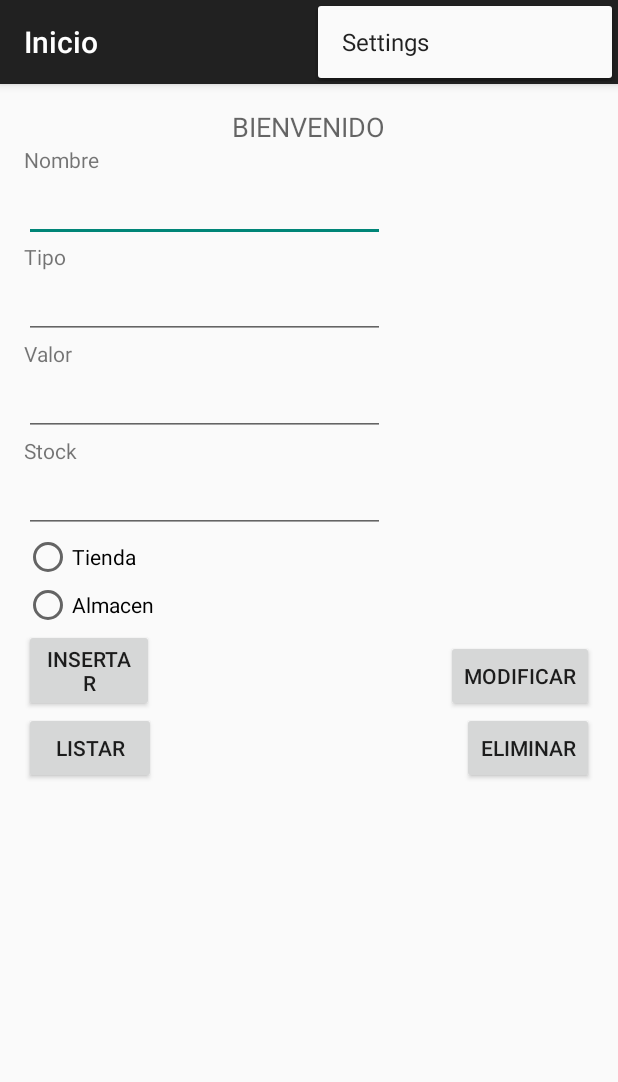
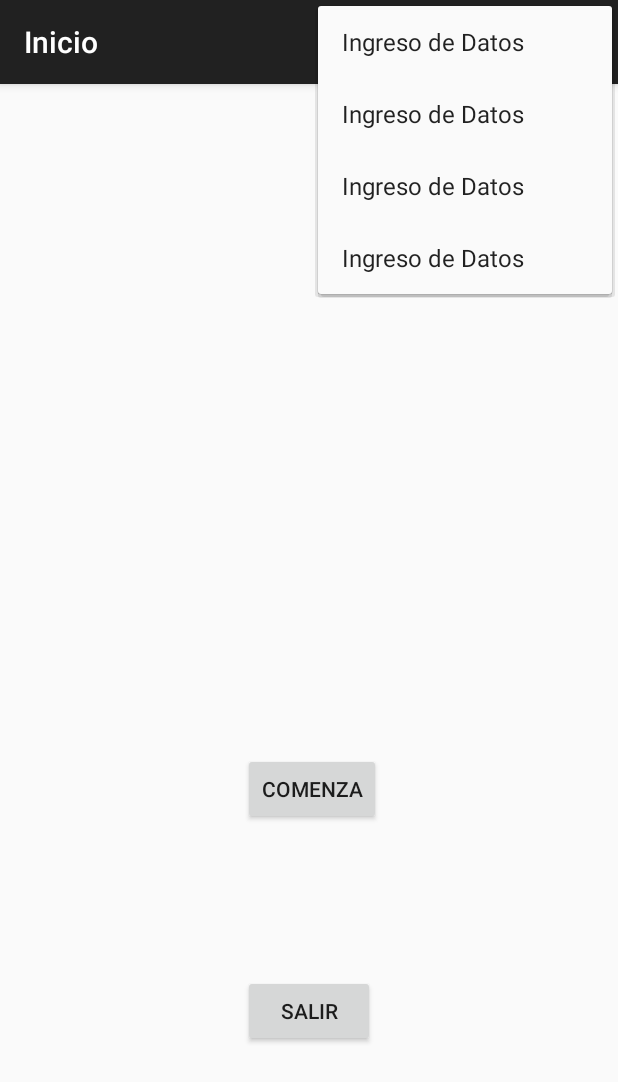
Before and after one commit to nestorrojas07/Inventario, an Android app: the Inicio screen opened directly, with no data from a screen before it, with the options menu open, on a phone screen of 412 x 824 dp. Shown: the top 1082 px of the screen. Run offline under Robolectric (Android 15) with nearby library versions, the phone set to English and light mode, and no system bars.

Commit message:
registro5

```diff
--- a/app/build.gradle
+++ b/app/build.gradle
@@ -21,5 +21,6 @@ android {
 
 dependencies {
     compile fileTree(dir: 'libs', include: ['*.jar'])
-    compile 'com.android.support:appcompat-v7:22.1.1'
+    compile 'com.android.support:appcompat-v7:22.2.1'
+    compile 'com.android.support:design:22.2.1'
 }
--- a/app/src/main/java/com/example/marcelo/inventario/Inicio.java
+++ b/app/src/main/java/com/example/marcelo/inventario/Inicio.java
@@ -1,9 +1,14 @@
 package com.example.marcelo.inventario;
 
+import android.content.Intent;
 import android.support.v7.app.AppCompatActivity;
 import android.os.Bundle;
+import android.view.ContextMenu;
 import android.view.Menu;
 import android.view.MenuItem;
+import android.view.View;
+import android.widget.Button;
+import android.widget.Toast;
 
 public class Inicio extends AppCompatActivity {
 
@@ -11,27 +16,92 @@ public class Inicio extends AppCompatActivity {
     protected void onCreate(Bundle savedInstanceState) {
         super.onCreate(savedInstanceState);
         setContentView(R.layout.activity_inicio);
+
+
+        Button btn = (Button) findViewById(R.id.btn1);
+        btn.setOnCreateContextMenuListener(this);
+
+        Button btnSalir = (Button)findViewById(R.id.btnSalir);
+        btnSalir.setOnClickListener(new View.OnClickListener() {
+            @Override
+            public void onClick(View v) {
+                setResult(RESULT_OK);
+                finish();
+            }
+        });
+    }
+    @Override
+    public boolean onCreateOptionsMenu(Menu menu) {
+        super.onCreateOptionsMenu(menu);
+        CreateMenu(menu);
+        return true;
+    }
+    @Override
+    public boolean onOptionsItemSelected(MenuItem item) {
+        return MenuChoice(item);
     }
 
     @Override
-    public boolean onCreateOptionsMenu(Menu menu) {
-        // Inflate the menu; this adds items to the action bar if it is present.
-        getMenuInflater().inflate(R.menu.menu_inicio, menu);
-        return true;
+    public void onCreateContextMenu(ContextMenu menu, View view,
+                                    ContextMenu.ContextMenuInfo menuInfo) {
+        super.onCreateContextMenu(menu, view, menuInfo);
+        CreateMenu(menu);
     }
 
+
     @Override
-    public boolean onOptionsItemSelected(MenuItem item) {
-        // Handle action bar item clicks here. The action bar will
-        // automatically handle clicks on the Home/Up button, so long
-        // as you specify a parent activity in AndroidManifest.xml.
-        int id = item.getItemId();
+    public boolean onContextItemSelected(MenuItem item) {
+        return MenuChoice(item);
+    }
 
-        //noinspection SimplifiableIfStatement
-        if (id == R.id.action_settings) {
-            return true;
+    private void CreateMenu(Menu menu) {
+
+        menu.setQwertyMode(true);
+        MenuItem mnu1 = menu.add(0, 0, 0, "Ingreso de Datos");
+        {
+            mnu1.setAlphabeticShortcut('a');
+
+        }
+        MenuItem mnu2 = menu.add(0, 1, 1, "Ingreso de Datos");
+        {
+            mnu2.setAlphabeticShortcut('b');
+
+        }
+        MenuItem mnu3 = menu.add(0, 2, 2, "Ingreso de Datos");
+        {
+            mnu3.setAlphabeticShortcut('c');
+
+        }
+        MenuItem mnu4 = menu.add(0, 3, 3, "Ingreso de Datos");
+        {
+            mnu4.setAlphabeticShortcut('d');
+
         }
 
-        return super.onOptionsItemSelected(item);
+    }
+    private boolean MenuChoice(MenuItem item) {
+        switch (item.getItemId()) {
+            case 0:
+                Toast.makeText(this, "Has elegido Ingresar de datos", Toast.LENGTH_LONG).show();
+                Intent intent = new Intent(this, ingresarDatos.class);
+                startActivity(intent);
+                return true;
+            case 1:
+                Toast.makeText(this, "Has elegido Ingresar de datos", Toast.LENGTH_LONG).show();
+                Intent intent2 = new Intent(this, ingresarDatos.class);
+                startActivity(intent2);
+                return true;
+            case 2:
+                Toast.makeText(this, "Has elegido Ingresar de datos", Toast.LENGTH_LONG).show();
+                Intent intent3 = new Intent(this, ingresarDatos.class);
+                startActivity(intent3);
+                return true;
+            case 3:
+                Toast.makeText(this, "Has elegido Ingresar de datos", Toast.LENGTH_LONG).show();
+                Intent intent4 = new Intent(this, ingresarDatos.class);
+                startActivity(intent4);
+                return true;
+        }
+        return false;
     }
 }
--- a/app/src/main/res/layout/activity_inicio.xml
+++ b/app/src/main/res/layout/activity_inicio.xml
@@ -1,144 +1,29 @@
-<RelativeLayout xmlns:android="http://schemas.android.com/apk/res/android"
-    xmlns:tools="http://schemas.android.com/tools" android:layout_width="match_parent"
-    android:layout_height="match_parent" android:paddingLeft="@dimen/activity_horizontal_margin"
+<RelativeLayout
+    xmlns:android="http://schemas.android.com/apk/res/android"
+    xmlns:tools="http://schemas.android.com/tools"
+    android:layout_width="match_parent"
+    android:layout_height="match_parent"
+    android:paddingLeft="@dimen/activity_horizontal_margin"
     android:paddingRight="@dimen/activity_horizontal_margin"
     android:paddingTop="@dimen/activity_vertical_margin"
     android:paddingBottom="@dimen/activity_vertical_margin"
     tools:context="com.example.marcelo.inventario.Inicio">
 
-    <TextView
+    <Button
+        android:id="@+id/btn1"
+        android:text="Comenza"
         android:layout_width="wrap_content"
         android:layout_height="wrap_content"
-        android:textAppearance="?android:attr/textAppearanceMedium"
-        android:text="BIENVENIDO"
-        android:id="@+id/lblBienvenido"
-        android:layout_alignParentTop="true"
-        android:layout_centerHorizontal="true" />
-
-    <TextView
+        android:layout_above="@+id/btnSalir"
+        android:layout_alignStart="@+id/btnSalir"
+        android:layout_marginBottom="100dp" />
+    <Button
+        android:id="@+id/btnSalir"
+        android:text="Salir"
         android:layout_width="wrap_content"
         android:layout_height="wrap_content"
-        android:text="Nombre"
-        android:id="@+id/txtNombre"
-        android:layout_below="@+id/lblBienvenido"/>
-    <!--    android:layout_alignParentLeft="true"
-        android:layout_marginTop="10dp"
-        android:textAppearance="?android:attr/textAppearanceMedium" -->
-
-
-    <EditText
-        android:layout_width="wrap_content"
-        android:layout_height="wrap_content"
-        android:id="@+id/Nombre"
-        android:layout_below="@+id/txtNombre"
-        android:layout_alignParentLeft="true"
-        android:layout_alignParentStart="true"
-        android:layout_alignRight="@+id/lblBienvenido"
-        />
-    <TextView
-        android:layout_width="wrap_content"
-        android:layout_height="wrap_content"
-        android:text="Tipo"
-        android:id="@+id/txtTipo"
-        android:layout_below="@+id/Nombre"/>
-    <!--    android:layout_alignParentLeft="true"
-        android:layout_marginTop="25dp"
-        android:textAppearance="?android:attr/textAppearanceMedium"-->
-
-    <EditText
-        android:layout_width="wrap_content"
-        android:layout_height="wrap_content"
-        android:id="@+id/Tipo"
-        android:layout_below="@+id/txtTipo"
-        android:layout_alignParentLeft="true"
-        android:layout_alignParentStart="true"
-        android:layout_alignRight="@+id/lblBienvenido"/>
-
-    <TextView
-        android:layout_width="wrap_content"
-        android:layout_height="wrap_content"
-        android:text="Valor"
-        android:id="@+id/txtValor"
-        android:layout_below="@+id/Tipo"/>
-    <!--    android:layout_alignParentLeft="true"
-        android:layout_marginTop="25dp"
-        android:textAppearance="?android:attr/textAppearanceMedium"-->
-
-    <EditText
-        android:layout_width="wrap_content"
-        android:layout_height="wrap_content"
-        android:id="@+id/Valor"
-        android:layout_below="@+id/txtValor"
-        android:layout_alignParentLeft="true"
-        android:layout_alignParentStart="true"
-        android:layout_alignRight="@+id/lblBienvenido"
-        />
-    <TextView
-        android:layout_width="wrap_content"
-        android:layout_height="wrap_content"
-        android:text="Stock"
-        android:id="@+id/txtStock"
-        android:layout_below="@+id/Valor" />
-    <!--    android:layout_alignParentLeft="true"
-        android:layout_marginTop="25dp"
-        android:textAppearance="?android:attr/textAppearanceMedium"-->
-
-    <EditText
-        android:layout_width="wrap_content"
-        android:layout_height="wrap_content"
-        android:id="@+id/Stock"
-        android:layout_below="@+id/txtStock"
-        android:layout_alignParentLeft="true"
-        android:layout_alignParentStart="true"
-        android:layout_alignRight="@+id/lblBienvenido"
-        />
-    <RadioGroup
-        android:layout_width="wrap_content"
-        android:layout_height="wrap_content"
-        android:layout_below="@+id/Stock"
-        android:id="@+id/Group">
-
-        <RadioButton
-            android:layout_width="wrap_content"
-            android:layout_height="wrap_content"
-            android:text="Tienda"
-            android:id="@+id/Tienda"
-            android:layout_below="@+id/Stock"/>
-        <RadioButton
-            android:layout_width="wrap_content"
-            android:layout_height="wrap_content"
-            android:text="Almacen"
-            android:id="@+id/Almacen"
-            android:layout_below="@+id/Tienda"/>
-    </RadioGroup>
-
-    <Button
-        android:layout_width="wrap_content"
-        android:layout_height="wrap_content"
-        android:id="@+id/Insertar"
-        android:text="Insertar"
-        android:layout_below="@+id/Group"
-        android:layout_alignEnd="@+id/Group" />
-    <Button
-        android:layout_width="wrap_content"
-        android:layout_height="wrap_content"
-        android:id="@+id/Listar"
-        android:text="Listar"
-        android:layout_below="@+id/Insertar"
-        android:layout_alignParentStart="true" />
-    <Button
-        android:layout_width="wrap_content"
-        android:layout_height="wrap_content"
-        android:id="@+id/Modificar"
-        android:text="Modificar"
-        android:layout_above="@+id/Listar"
-        android:layout_alignParentEnd="true" />
-    <Button
-        android:layout_width="wrap_content"
-        android:layout_height="wrap_content"
-        android:id="@+id/Eliminar"
-        android:text="Eliminar"
-        android:layout_below="@+id/Modificar"
-        android:layout_alignEnd="@+id/Modificar" />
+        android:layout_alignParentBottom="true"
+        android:layout_centerHorizontal="true"
+        android:layout_marginBottom="110dp" />
 
 </RelativeLayout>
--- a/app/src/main/res/menu/menu_main.xml
+++ b/app/src/main/res/menu/menu_main.xml
@@ -1,6 +1,7 @@
 <menu xmlns:android="http://schemas.android.com/apk/res/android"
     xmlns:app="http://schemas.android.com/apk/res-auto"
-    xmlns:tools="http://schemas.android.com/tools" tools:context=".MainActivity">
+    xmlns:tools="http://schemas.android.com/tools"
+    tools:context=".MainActivity">
     <item android:id="@+id/action_settings" android:title="@string/action_settings"
         android:orderInCategory="100" app:showAsAction="never" />
 </menu>
--- a/app/src/main/res/values/dimens.xml
+++ b/app/src/main/res/values/dimens.xml
@@ -2,4 +2,5 @@
     <!-- Default screen margins, per the Android Design guidelines. -->
     <dimen name="activity_horizontal_margin">16dp</dimen>
     <dimen name="activity_vertical_margin">16dp</dimen>
+    <dimen name="fab_margin">16dp</dimen>
 </resources>
--- a/app/src/main/res/values/strings.xml
+++ b/app/src/main/res/values/strings.xml
@@ -5,4 +5,5 @@
     <string name="action_settings">Settings</string>
     <string name="title_activity_registro">Registro</string>
     <string name="title_activity_inicio">Inicio</string>
+    <string name="title_activity_ingresar_datos">ingresarDatos</string>
 </resources>
```
Also changed, not shown: app/src/main/AndroidManifest.xml (+12 -5 lines), app/src/main/res/layout/activity_ingresar_datos.xml (added, +149 -0 lines), app/src/main/res/layout/activity_main.xml (+6 -3 lines), app/src/main/res/values/styles.xml (+9 -0 lines), 1 other file.
